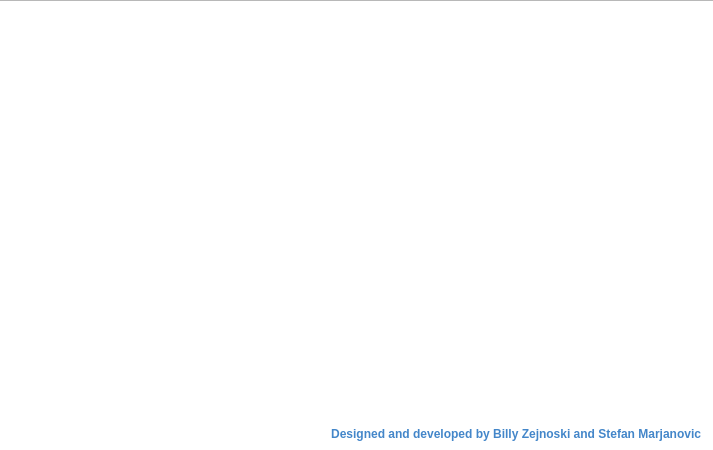
First picture: the form in about.ui, repository stefanmarjanovic/Comp, before the edit.
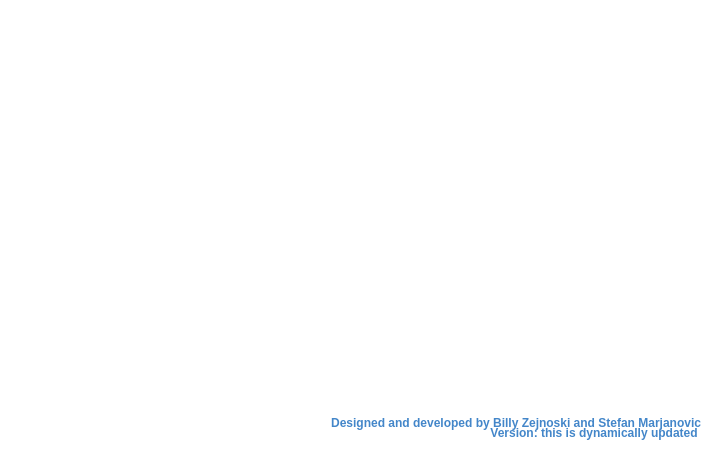
Second picture: the form after the edit. Icons and pictures are not drawn.

Commit message: Splash and About Page update

Diff of the .ui file:
```diff
--- a/about.ui
+++ b/about.ui
@@ -20,7 +20,7 @@
    <property name="geometry">
     <rect>
      <x>-10</x>
-     <y>0</y>
+     <y>-10</y>
      <width>741</width>
      <height>461</height>
     </rect>
@@ -28,12 +28,21 @@
    <property name="styleSheet">
     <string notr="true">background-image: url(:/ACMlogo.PNG);</string>
    </property>
+   <property name="backgroundBrush">
+    <brush brushstyle="NoBrush">
+     <color alpha="255">
+      <red>0</red>
+      <green>0</green>
+      <blue>0</blue>
+     </color>
+    </brush>
+   </property>
   </widget>
   <widget class="QLabel" name="label">
    <property name="geometry">
     <rect>
      <x>20</x>
-     <y>421</y>
+     <y>410</y>
      <width>681</width>
      <height>20</height>
     </rect>
@@ -54,6 +63,32 @@
     <set>Qt::AlignBottom|Qt::AlignRight|Qt::AlignTrailing</set>
    </property>
   </widget>
+  <widget class="QLabel" name="version">
+   <property name="geometry">
+    <rect>
+     <x>20</x>
+     <y>420</y>
+     <width>681</width>
+     <height>20</height>
+    </rect>
+   </property>
+   <property name="font">
+    <font>
+     <pointsize>9</pointsize>
+     <weight>75</weight>
+     <bold>true</bold>
+    </font>
+   </property>
+   <property name="styleSheet">
+    <string notr="true">color: rgb(67, 134, 201);</string>
+   </property>
+   <property name="text">
+    <string>Version: this is dynamically updated </string>
+   </property>
+   <property name="alignment">
+    <set>Qt::AlignBottom|Qt::AlignRight|Qt::AlignTrailing</set>
+   </property>
+  </widget>
  </widget>
  <resources/>
  <connections/>
```
The commit also changes 6 other files.
